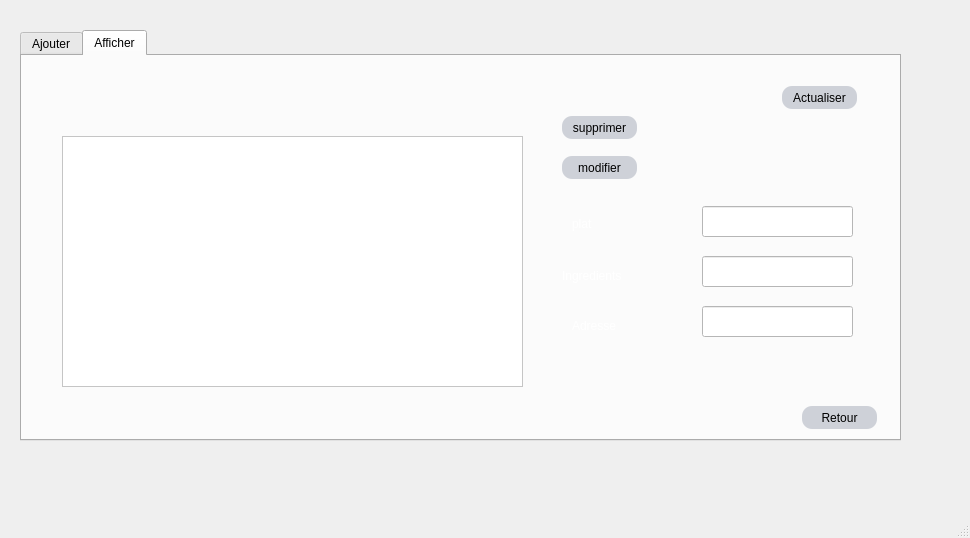
Before: the Qt Designer form mainwindow.ui in ZeinebHaraketi/Smart_Home_Delivery_Compapny_2A14, drawn with Qt 5.
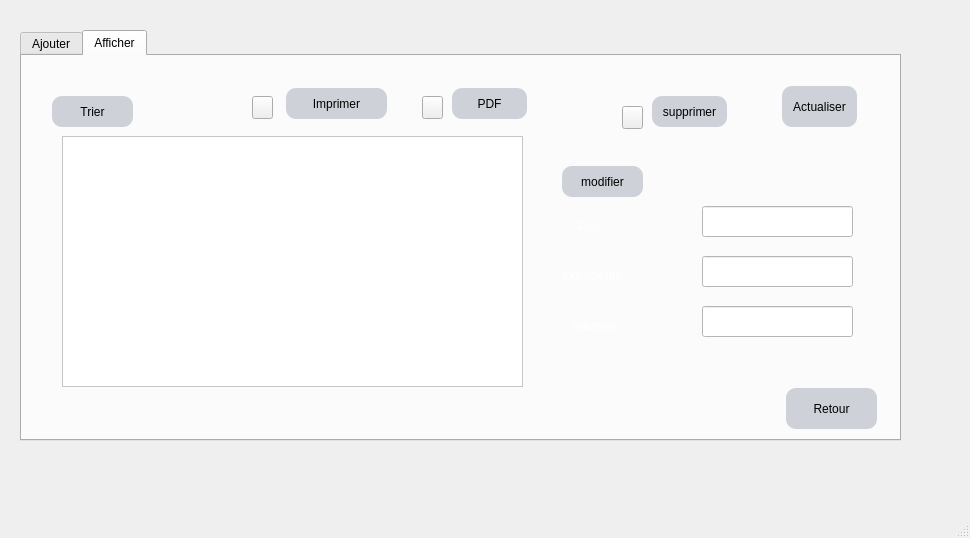
After: the same form once the commit is applied. The open tabs and pages were chosen to show the change. Icons and pictures are not drawn.

What changed in the file:
```diff
--- a/mainwindow.ui
+++ b/mainwindow.ui
@@ -1274,7 +1274,7 @@
           <x>760</x>
           <y>30</y>
           <width>75</width>
-          <height>23</height>
+          <height>41</height>
          </rect>
         </property>
         <property name="styleSheet">
@@ -1300,9 +1300,9 @@
         <property name="geometry">
          <rect>
           <x>540</x>
-          <y>100</y>
-          <width>75</width>
-          <height>23</height>
+          <y>110</y>
+          <width>81</width>
+          <height>31</height>
          </rect>
         </property>
         <property name="styleSheet">
@@ -1327,10 +1327,10 @@
        <widget class="QPushButton" name="supprimer2">
         <property name="geometry">
          <rect>
-          <x>540</x>
-          <y>60</y>
+          <x>630</x>
+          <y>40</y>
           <width>75</width>
-          <height>23</height>
+          <height>31</height>
          </rect>
         </property>
         <property name="styleSheet">
@@ -1355,10 +1355,10 @@
        <widget class="QPushButton" name="retour2">
         <property name="geometry">
          <rect>
-          <x>780</x>
-          <y>350</y>
-          <width>75</width>
-          <height>23</height>
+          <x>764</x>
+          <y>332</y>
+          <width>91</width>
+          <height>41</height>
          </rect>
         </property>
         <property name="styleSheet">
@@ -1450,7 +1450,7 @@
           <x>550</x>
           <y>160</y>
           <width>91</width>
-          <height>16</height>
+          <height>21</height>
          </rect>
         </property>
         <property name="styleSheet">
@@ -1458,7 +1458,7 @@
 color: rgb(255, 255, 255);</string>
         </property>
         <property name="text">
-         <string>plat</string>
+         <string>  Plat</string>
         </property>
        </widget>
        <widget class="QLabel" name="label_16">
@@ -1495,6 +1495,138 @@
          <string>Adresse</string>
         </property>
        </widget>
+       <widget class="QPushButton" name="PDF_2">
+        <property name="geometry">
+         <rect>
+          <x>430</x>
+          <y>32</y>
+          <width>75</width>
+          <height>31</height>
+         </rect>
+        </property>
+        <property name="styleSheet">
+         <string notr="true">
+QPushButton{
+background:#ced1d8;
+border-style:outset;
+border-radius:10px;
+}
+QPushButton:pressed{
+background-color:rgb(224,0,0);
+border-style:inset;}
+QPushButton:hover {
+    background-color:rgb(255, 255, 0);
+    }
+</string>
+        </property>
+        <property name="text">
+         <string>PDF</string>
+        </property>
+       </widget>
+       <widget class="QPushButton" name="imprimer_3">
+        <property name="geometry">
+         <rect>
+          <x>264</x>
+          <y>32</y>
+          <width>101</width>
+          <height>31</height>
+         </rect>
+        </property>
+        <property name="styleSheet">
+         <string notr="true">
+QPushButton{
+background:#ced1d8;
+border-style:outset;
+border-radius:10px;
+}
+QPushButton:pressed{
+background-color:rgb(224,0,0);
+border-style:inset;}
+QPushButton:hover {
+    background-color:rgb(255, 255, 0);
+    }
+</string>
+        </property>
+        <property name="text">
+         <string>Imprimer</string>
+        </property>
+       </widget>
+       <widget class="QPushButton" name="pushButton_13">
+        <property name="geometry">
+         <rect>
+          <x>230</x>
+          <y>40</y>
+          <width>21</width>
+          <height>23</height>
+         </rect>
+        </property>
+        <property name="styleSheet">
+         <string notr="true">image: url(:/impr.png);</string>
+        </property>
+        <property name="text">
+         <string/>
+        </property>
+       </widget>
+       <widget class="QPushButton" name="pushButton_17">
+        <property name="geometry">
+         <rect>
+          <x>400</x>
+          <y>40</y>
+          <width>21</width>
+          <height>23</height>
+         </rect>
+        </property>
+        <property name="styleSheet">
+         <string notr="true">image: url(:/pdf1.png);</string>
+        </property>
+        <property name="text">
+         <string/>
+        </property>
+       </widget>
+       <widget class="QPushButton" name="pushButton_18">
+        <property name="geometry">
+         <rect>
+          <x>600</x>
+          <y>50</y>
+          <width>21</width>
+          <height>23</height>
+         </rect>
+        </property>
+        <property name="styleSheet">
+         <string notr="true">image: url(:/supp.png);</string>
+        </property>
+        <property name="text">
+         <string/>
+        </property>
+       </widget>
+       <widget class="QPushButton" name="pushButton_19">
+        <property name="geometry">
+         <rect>
+          <x>30</x>
+          <y>40</y>
+          <width>81</width>
+          <height>31</height>
+         </rect>
+        </property>
+        <property name="styleSheet">
+         <string notr="true">
+QPushButton{
+background:#ced1d8;
+border-style:outset;
+border-radius:10px;
+}
+QPushButton:pressed{
+background-color:rgb(224,0,0);
+border-style:inset;}
+QPushButton:hover {
+    background-color:rgb(255, 255, 0);
+    }
+</string>
+        </property>
+        <property name="text">
+         <string>Trier</string>
+        </property>
+       </widget>
       </widget>
      </widget>
     </widget>
```
Left out of the diff: 131 changed lines with no effect on the pictures.
